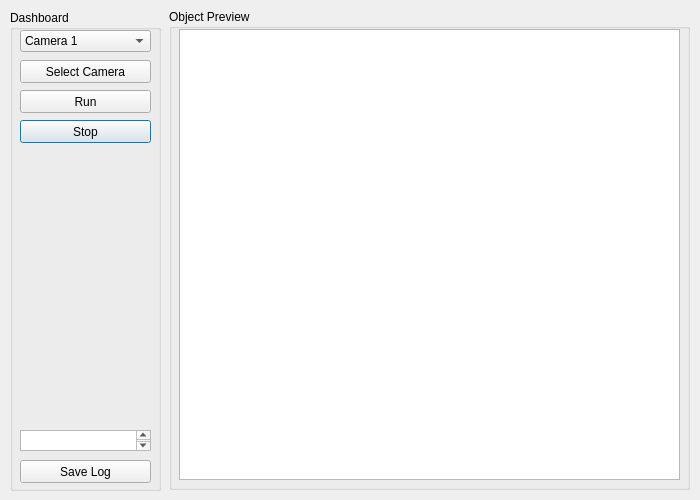
First picture: the form in Program/Aplikasi Deteksi Hama/main.ui, repository bima0302/Prototype, before the edit.
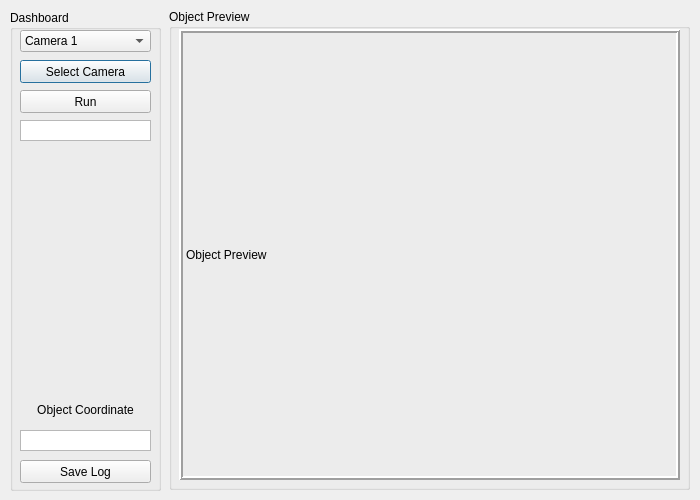
Second picture: the form after the edit.

Patch:
```diff
--- a/Program/Aplikasi Deteksi Hama/main.ui
+++ b/Program/Aplikasi Deteksi Hama/main.ui
@@ -45,20 +45,7 @@
      </property>
     </item>
    </widget>
-   <widget class="QPushButton" name="pushButton_3">
-    <property name="geometry">
-     <rect>
-      <x>10</x>
-      <y>110</y>
-      <width>131</width>
-      <height>23</height>
-     </rect>
-    </property>
-    <property name="text">
-     <string>Stop</string>
-    </property>
-   </widget>
-   <widget class="QPushButton" name="pushButton">
+   <widget class="QPushButton" name="selectCameraButton">
     <property name="geometry">
      <rect>
       <x>10</x>
@@ -97,7 +84,7 @@
      <string>Save Log</string>
     </property>
    </widget>
-   <widget class="QTextEdit" name="textEdit">
+   <widget class="QTextBrowser" name="objectCoordinateText">
     <property name="geometry">
      <rect>
       <x>10</x>
@@ -106,6 +93,45 @@
       <height>21</height>
      </rect>
     </property>
+    <property name="font">
+     <font>
+      <pointsize>7</pointsize>
+     </font>
+    </property>
+   </widget>
+   <widget class="QLabel" name="objectCoordinateLabel">
+    <property name="geometry">
+     <rect>
+      <x>10</x>
+      <y>390</y>
+      <width>131</width>
+      <height>20</height>
+     </rect>
+    </property>
+    <property name="text">
+     <string>Object Coordinate</string>
+    </property>
+    <property name="alignment">
+     <set>Qt::AlignCenter</set>
+    </property>
+   </widget>
+   <widget class="QTextBrowser" name="runningText">
+    <property name="geometry">
+     <rect>
+      <x>10</x>
+      <y>110</y>
+      <width>131</width>
+      <height>21</height>
+     </rect>
+    </property>
+    <property name="font">
+     <font>
+      <pointsize>7</pointsize>
+     </font>
+    </property>
+    <property name="layoutDirection">
+     <enum>Qt::LeftToRight</enum>
+    </property>
    </widget>
   </widget>
   <widget class="QGroupBox" name="groupBox_2">
@@ -120,7 +146,7 @@
    <property name="title">
     <string>Object Preview</string>
    </property>
-   <widget class="QGraphicsView" name="graphicsView">
+   <widget class="QLabel" name="objectPreview">
     <property name="geometry">
      <rect>
       <x>10</x>
@@ -129,6 +155,24 @@
       <height>451</height>
      </rect>
     </property>
+    <property name="autoFillBackground">
+     <bool>false</bool>
+    </property>
+    <property name="frameShape">
+     <enum>QFrame::Box</enum>
+    </property>
+    <property name="frameShadow">
+     <enum>QFrame::Raised</enum>
+    </property>
+    <property name="lineWidth">
+     <number>2</number>
+    </property>
+    <property name="text">
+     <string>Object Preview</string>
+    </property>
+    <property name="scaledContents">
+     <bool>true</bool>
+    </property>
    </widget>
   </widget>
   <zorder>groupBox_2</zorder>
```
Left out of the diff: 20 changed lines with no effect on the pictures.
